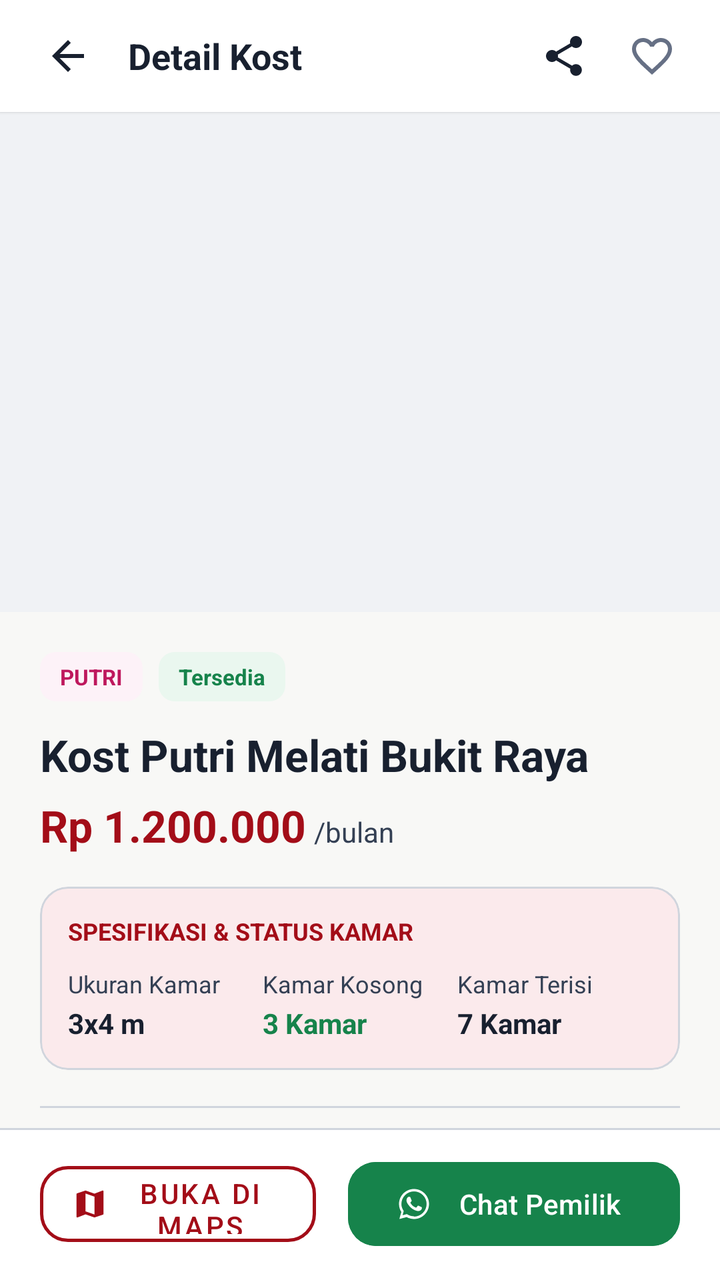
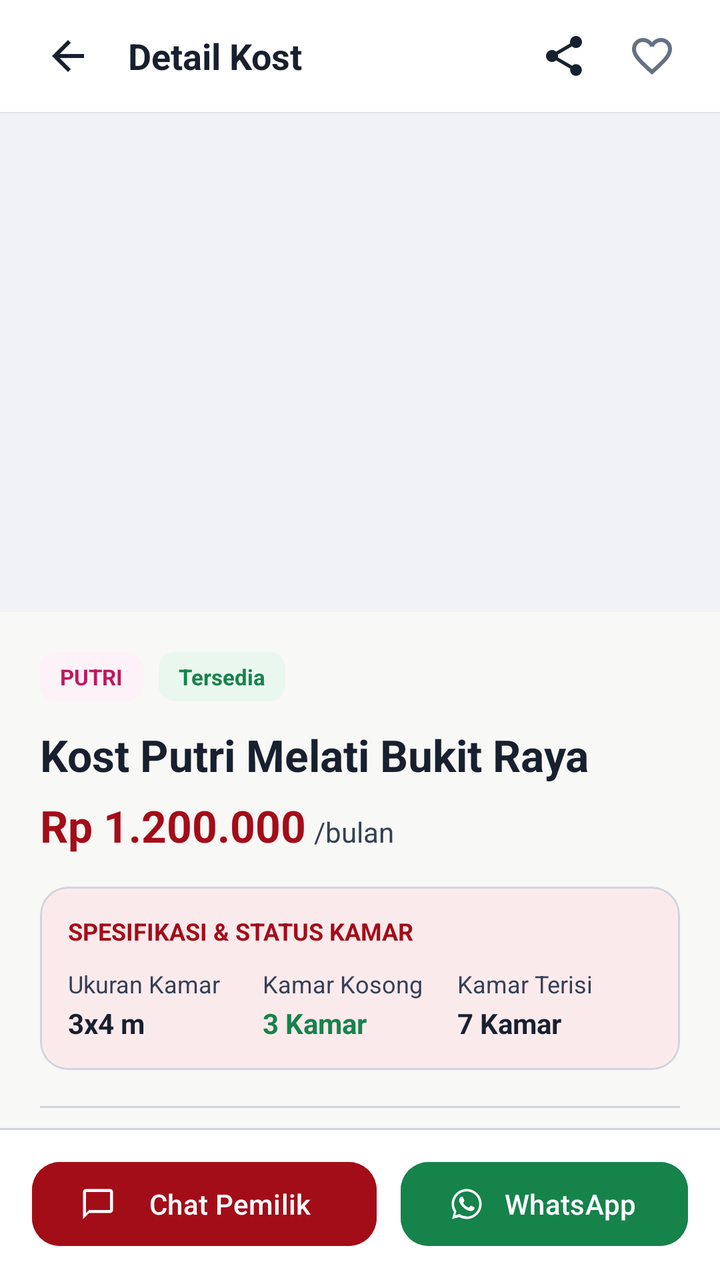

Screens rendered from an Android XML layout before and after an edit, with the pre-edit source and the edit as a unified diff.
<!-- AndroidManifest.xml: application theme Theme.CariKostKita -->
<!-- res/layout/activity_detail_kost.xml -->
<?xml version="1.0" encoding="utf-8"?>
<androidx.constraintlayout.widget.ConstraintLayout xmlns:android="http://schemas.android.com/apk/res/android"
    xmlns:app="http://schemas.android.com/apk/res-auto"
    android:layout_width="match_parent"
    android:layout_height="match_parent"
    android:background="@color/background">

    
    <LinearLayout
        android:id="@+id/toolbar_detail"
        android:layout_width="match_parent"
        android:layout_height="56dp"
        android:background="@color/surface"
        android:elevation="1dp"
        android:gravity="center_vertical"
        android:orientation="horizontal"
        android:paddingHorizontal="12dp"
        app:layout_constraintTop_toTopOf="parent">

        <ImageButton
            android:id="@+id/btn_detail_back"
            android:layout_width="44dp"
            android:layout_height="44dp"
            android:background="?attr/selectableItemBackgroundBorderless"
            android:contentDescription="Kembali"
            android:src="@drawable/ic_arrow_back"
            app:tint="@color/text_primary" />

        <TextView
            android:id="@+id/tv_detail_title_bar"
            android:layout_width="0dp"
            android:layout_height="wrap_content"
            android:layout_marginStart="8dp"
            android:layout_weight="1"
            android:ellipsize="end"
            android:maxLines="1"
            android:text="Detail Kost"
            android:textColor="@color/text_primary"
            android:textSize="18sp"
            android:textStyle="bold" />

        <ImageButton
            android:id="@+id/btn_detail_share"
            android:layout_width="44dp"
            android:layout_height="44dp"
            android:background="?attr/selectableItemBackgroundBorderless"
            android:contentDescription="Bagikan"
            android:src="@drawable/ic_share"
            app:tint="@color/text_primary" />

        <ImageButton
            android:id="@+id/btn_detail_favorite"
            android:layout_width="44dp"
            android:layout_height="44dp"
            android:background="?attr/selectableItemBackgroundBorderless"
            android:contentDescription="Favorit"
            android:src="@drawable/ic_heart_outline" />
    </LinearLayout>

    
    <androidx.core.widget.NestedScrollView
        android:layout_width="0dp"
        android:layout_height="0dp"
        android:fillViewport="true"
        android:overScrollMode="never"
        app:layout_constraintBottom_toTopOf="@+id/bottom_action_bar"
        app:layout_constraintEnd_toEndOf="parent"
        app:layout_constraintStart_toStartOf="parent"
        app:layout_constraintTop_toBottomOf="@+id/toolbar_detail">

        <LinearLayout
            android:layout_width="match_parent"
            android:layout_height="wrap_content"
            android:orientation="vertical"
            android:paddingBottom="24dp">

            
            <FrameLayout
                android:layout_width="match_parent"
                android:layout_height="250dp"
                android:background="#F0F2F5">

                <androidx.viewpager2.widget.ViewPager2
                    android:id="@+id/vp_detail_photos"
                    android:layout_width="match_parent"
                    android:layout_height="match_parent" />

                
                <TextView
                    android:id="@+id/tv_photo_indicator"
                    android:layout_width="wrap_content"
                    android:layout_height="wrap_content"
                    android:layout_gravity="bottom|end"
                    android:layout_margin="16dp"
                    android:background="@drawable/bg_fav_circle"
                    android:paddingHorizontal="12dp"
                    android:paddingVertical="6dp"
                    android:text="1/1 Foto"
                    android:textColor="@color/text_primary"
                    android:textSize="12sp"
                    android:textStyle="bold"
                    android:visibility="gone" />
            </FrameLayout>

            
            <LinearLayout
                android:layout_width="match_parent"
                android:layout_height="wrap_content"
                android:orientation="vertical"
                android:paddingHorizontal="20dp"
                android:paddingTop="20dp">

                
                <LinearLayout
                    android:layout_width="match_parent"
                    android:layout_height="wrap_content"
                    android:gravity="center_vertical"
                    android:orientation="horizontal">

                    <TextView
                        android:id="@+id/tv_detail_tipe"
                        android:layout_width="wrap_content"
                        android:layout_height="wrap_content"
                        android:background="@drawable/bg_badge_putri"
                        android:paddingHorizontal="10dp"
                        android:paddingVertical="5dp"
                        android:text="PUTRI"
                        android:textColor="@color/badge_putri"
                        android:textSize="11sp"
                        android:textStyle="bold" />

                    <TextView
                        android:id="@+id/tv_detail_status"
                        android:layout_width="wrap_content"
                        android:layout_height="wrap_content"
                        android:layout_marginStart="8dp"
                        android:background="@drawable/bg_badge_tersedia"
                        android:paddingHorizontal="10dp"
                        android:paddingVertical="5dp"
                        android:text="Tersedia"
                        android:textColor="@color/status_tersedia"
                        android:textSize="11sp"
                        android:textStyle="bold" />
                </LinearLayout>

                
                <TextView
                    android:id="@+id/tv_detail_name"
                    android:layout_width="match_parent"
                    android:layout_height="wrap_content"
                    android:layout_marginTop="12dp"
                    android:text="Kost Putri Melati Bukit Raya"
                    android:textColor="@color/text_primary"
                    android:textSize="22sp"
                    android:textStyle="bold" />

                
                <LinearLayout
                    android:layout_width="wrap_content"
                    android:layout_height="wrap_content"
                    android:layout_marginTop="6dp"
                    android:baselineAligned="true"
                    android:orientation="horizontal">

                    <TextView
                        android:id="@+id/tv_detail_price"
                        android:layout_width="wrap_content"
                        android:layout_height="wrap_content"
                        android:text="Rp 1.200.000"
                        android:textColor="@color/primary"
                        android:textSize="22sp"
                        android:textStyle="bold" />

                    <TextView
                        android:layout_width="wrap_content"
                        android:layout_height="wrap_content"
                        android:layout_marginStart="4dp"
                        android:text="/bulan"
                        android:textColor="@color/text_secondary"
                        android:textSize="14sp" />
                </LinearLayout>

                
                <com.google.android.material.card.MaterialCardView
                    android:layout_width="match_parent"
                    android:layout_height="wrap_content"
                    android:layout_marginTop="16dp"
                    app:cardBackgroundColor="@color/primary_soft"
                    app:cardCornerRadius="14dp"
                    app:cardElevation="0dp"
                    app:contentPadding="14dp"
                    app:strokeColor="@color/border"
                    app:strokeWidth="1dp">

                    <LinearLayout
                        android:layout_width="match_parent"
                        android:layout_height="wrap_content"
                        android:orientation="vertical">

                        <TextView
                            android:layout_width="wrap_content"
                            android:layout_height="wrap_content"
                            android:text="SPESIFIKASI &amp; STATUS KAMAR"
                            android:textColor="@color/primary"
                            android:textSize="12sp"
                            android:textStyle="bold" />

                        <LinearLayout
                            android:layout_width="match_parent"
                            android:layout_height="wrap_content"
                            android:layout_marginTop="10dp"
                            android:orientation="horizontal">

                            
                            <LinearLayout
                                android:layout_width="0dp"
                                android:layout_height="wrap_content"
                                android:layout_weight="1"
                                android:orientation="vertical">

                                <TextView
                                    android:layout_width="wrap_content"
                                    android:layout_height="wrap_content"
                                    android:text="Ukuran Kamar"
                                    android:textColor="@color/text_secondary"
                                    android:textSize="12sp" />

                                <TextView
                                    android:id="@+id/tv_detail_ukuran_kamar"
                                    android:layout_width="wrap_content"
                                    android:layout_height="wrap_content"
                                    android:layout_marginTop="2dp"
                                    android:text="3x4 m"
                                    android:textColor="@color/text_primary"
                                    android:textSize="14sp"
                                    android:textStyle="bold" />
                            </LinearLayout>

                            
                            <LinearLayout
                                android:layout_width="0dp"
                                android:layout_height="wrap_content"
                                android:layout_weight="1"
                                android:orientation="vertical">

                                <TextView
                                    android:layout_width="wrap_content"
                                    android:layout_height="wrap_content"
                                    android:text="Kamar Kosong"
                                    android:textColor="@color/text_secondary"
                                    android:textSize="12sp" />

                                <TextView
                                    android:id="@+id/tv_detail_kamar_tersedia"
                                    android:layout_width="wrap_content"
                                    android:layout_height="wrap_content"
                                    android:layout_marginTop="2dp"
                                    android:text="3 Kamar"
                                    android:textColor="@color/status_tersedia"
                                    android:textSize="14sp"
                                    android:textStyle="bold" />
                            </LinearLayout>

                            
                            <LinearLayout
                                android:layout_width="0dp"
                                android:layout_height="wrap_content"
                                android:layout_weight="1"
                                android:orientation="vertical">

                                <TextView
                                    android:layout_width="wrap_content"
                                    android:layout_height="wrap_content"
                                    android:text="Kamar Terisi"
                                    android:textColor="@color/text_secondary"
                                    android:textSize="12sp" />

                                <TextView
                                    android:id="@+id/tv_detail_kamar_terisi"
                                    android:layout_width="wrap_content"
                                    android:layout_height="wrap_content"
                                    android:layout_marginTop="2dp"
                                    android:text="7 Kamar"
                                    android:textColor="@color/text_primary"
                                    android:textSize="14sp"
                                    android:textStyle="bold" />
                            </LinearLayout>
                        </LinearLayout>
                    </LinearLayout>
                </com.google.android.material.card.MaterialCardView>

                <View
                    android:layout_width="match_parent"
                    android:layout_height="1dp"
                    android:layout_marginVertical="18dp"
                    android:background="@color/border" />

                
                <TextView
                    android:layout_width="wrap_content"
                    android:layout_height="wrap_content"
                    android:text="Lokasi &amp; Alamat"
                    android:textColor="@color/text_primary"
                    android:textSize="16sp"
                    android:textStyle="bold" />

                <LinearLayout
                    android:layout_width="match_parent"
                    android:layout_height="wrap_content"
                    android:layout_marginTop="8dp"
                    android:orientation="horizontal">

                    <ImageView
                        android:layout_width="18dp"
                        android:layout_height="18dp"
                        android:layout_marginTop="2dp"
                        android:contentDescription="Location"
                        android:src="@drawable/ic_location_pin"
                        app:tint="@color/text_secondary" />

                    <TextView
                        android:id="@+id/tv_detail_address"
                        android:layout_width="0dp"
                        android:layout_height="wrap_content"
                        android:layout_marginStart="8dp"
                        android:layout_weight="1"
                        android:lineSpacingExtra="3dp"
                        android:text="Jl. Kaharuddin Nasution No. 45, Kel. Simpang Tiga, Kec. Bukit Raya, Pekanbaru"
                        android:textColor="@color/text_secondary"
                        android:textSize="14sp" />
                </LinearLayout>

                <View
                    android:layout_width="match_parent"
                    android:layout_height="1dp"
                    android:layout_marginVertical="18dp"
                    android:background="@color/border" />

                
                <TextView
                    android:layout_width="wrap_content"
                    android:layout_height="wrap_content"
                    android:text="Fasilitas Kost"
                    android:textColor="@color/text_primary"
                    android:textSize="16sp"
                    android:textStyle="bold" />

                <com.google.android.material.chip.ChipGroup
                    android:id="@+id/layout_detail_facilities"
                    android:layout_width="match_parent"
                    android:layout_height="wrap_content"
                    android:layout_marginTop="12dp"
                    app:chipSpacingHorizontal="8dp"
                    app:chipSpacingVertical="8dp" />

                <View
                    android:layout_width="match_parent"
                    android:layout_height="1dp"
                    android:layout_marginVertical="18dp"
                    android:background="@color/border" />

                
                <TextView
                    android:layout_width="wrap_content"
                    android:layout_height="wrap_content"
                    android:text="Deskripsi &amp; Ketentuan"
                    android:textColor="@color/text_primary"
                    android:textSize="16sp"
                    android:textStyle="bold" />

                <TextView
                    android:id="@+id/tv_detail_desc"
                    android:layout_width="match_parent"
                    android:layout_height="wrap_content"
                    android:layout_marginTop="8dp"
                    android:lineSpacingExtra="4dp"
                    android:text="Kost putri nyaman, aman, 5 menit ke Kampus UIR. Lengkap kasur, lemari, WiFi cepat, dan penjaga 24 jam."
                    android:textColor="@color/text_secondary"
                    android:textSize="14sp" />

            </LinearLayout>

        </LinearLayout>
    </androidx.core.widget.NestedScrollView>

    
    <LinearLayout
        android:id="@+id/bottom_action_bar"
        android:layout_width="0dp"
        android:layout_height="76dp"
        android:background="@drawable/bg_bottom_nav"
        android:gravity="center_vertical"
        android:orientation="horizontal"
        android:paddingHorizontal="20dp"
        app:layout_constraintBottom_toBottomOf="parent"
        app:layout_constraintEnd_toEndOf="parent"
        app:layout_constraintStart_toStartOf="parent">

        
        <com.google.android.material.button.MaterialButton
            android:id="@+id/btn_action_maps"
            style="@style/Widget.MaterialComponents.Button.OutlinedButton"
            android:layout_width="0dp"
            android:layout_height="50dp"
            android:layout_marginEnd="8dp"
            android:layout_weight="1"
            android:text="Buka di Maps"
            android:textColor="@color/primary"
            android:textSize="14sp"
            app:cornerRadius="14dp"
            app:icon="@drawable/ic_map"
            app:iconTint="@color/primary"
            app:strokeColor="@color/primary"
            app:strokeWidth="1.5dp" />

        
        <com.google.android.material.button.MaterialButton
            android:id="@+id/btn_action_whatsapp"
            android:layout_width="0dp"
            android:layout_height="50dp"
            android:layout_marginStart="8dp"
            android:layout_weight="1.2"
            android:backgroundTint="@color/whatsapp_green"
            android:text="Chat Pemilik"
            android:textColor="@color/on_primary"
            android:textSize="14sp"
            app:cornerRadius="14dp"
            app:icon="@drawable/ic_whatsapp"
            app:iconTint="@color/on_primary" />

    </LinearLayout>

</androidx.constraintlayout.widget.ConstraintLayout>
<!-- resources referenced by this layout -->
<resources>
  <color name="background">#F8F8F6</color>
  <color name="badge_putri">#BE185D</color>
  <color name="border">#D0D5DD</color>
  <color name="on_primary">#FFFFFF</color>
  <color name="primary">#A30D18</color>
  <color name="primary_soft">#FBEAEC</color>
  <color name="status_tersedia">#16834B</color>
  <color name="surface">#FFFFFF</color>
  <color name="text_primary">#18202F</color>
  <color name="text_secondary">#344054</color>
  <color name="whatsapp_green">#16834B</color>
  <!-- drawable bg_badge_putri (drawable) -->
  <?xml version="1.0" encoding="utf-8"?>
  <shape xmlns:android="http://schemas.android.com/apk/res/android"
      android:shape="rectangle">
      <solid android:color="@color/badge_putri_soft" />
      <corners android:radius="8dp" />
  </shape>
  <!-- drawable bg_badge_tersedia (drawable) -->
  <?xml version="1.0" encoding="utf-8"?>
  <shape xmlns:android="http://schemas.android.com/apk/res/android"
      android:shape="rectangle">
      <solid android:color="@color/status_tersedia_soft" />
      <corners android:radius="8dp" />
  </shape>
  <!-- drawable bg_bottom_nav (drawable) -->
  <?xml version="1.0" encoding="utf-8"?>
  <layer-list xmlns:android="http://schemas.android.com/apk/res/android">
      
      <item>
          <shape android:shape="rectangle">
              <solid android:color="@color/border" />
          </shape>
      </item>
      
      <item android:top="1dp">
          <shape android:shape="rectangle">
              <solid android:color="@color/surface" />
          </shape>
      </item>
  </layer-list>
  <!-- drawable bg_fav_circle (drawable) -->
  <?xml version="1.0" encoding="utf-8"?>
  <shape xmlns:android="http://schemas.android.com/apk/res/android"
      android:shape="oval">
      <solid android:color="@color/surface" />
      <stroke
          android:width="1dp"
          android:color="#1A000000" />
  </shape>
  <!-- drawable ic_arrow_back (drawable) -->
  <vector xmlns:android="http://schemas.android.com/apk/res/android"
      android:width="24dp"
      android:height="24dp"
      android:viewportWidth="24"
      android:viewportHeight="24">
    <path
        android:fillColor="@color/text_primary"
        android:pathData="M20,11H7.83l5.59,-5.59L12,4l-8,8 8,8 1.41,-1.41L7.83,13H20v-2z"/>
  </vector>
  <color name="badge_putri_soft">#FDF2F8</color>
  <color name="status_tersedia_soft">#EAF7EF</color>
  <color name="text_muted">#667085</color>
  <color name="primary_dark">#7A0C12</color>
  <!-- unchanged entries left out for length: 6 -->
</resources>

<!-- the commit's change to res/layout/activity_detail_kost.xml (unified diff, before → after) -->
@@ -330,6 +330,109 @@
                         android:textSize="14sp" />
                 </LinearLayout>
 
+                
+                <LinearLayout
+                    android:id="@+id/layout_detail_patokan"
+                    android:layout_width="match_parent"
+                    android:layout_height="wrap_content"
+                    android:layout_marginTop="6dp"
+                    android:orientation="horizontal"
+                    android:visibility="gone">
+
+                    <ImageView
+                        android:layout_width="18dp"
+                        android:layout_height="18dp"
+                        android:layout_marginTop="2dp"
+                        android:contentDescription="Patokan"
+                        android:src="@drawable/ic_info"
+                        app:tint="@color/primary" />
+
+                    <TextView
+                        android:id="@+id/tv_detail_patokan"
+                        android:layout_width="0dp"
+                        android:layout_height="wrap_content"
+                        android:layout_marginStart="8dp"
+                        android:layout_weight="1"
+                        android:text="Patokan: Depan Masjid Nurul Huda, pagar hijau"
+                        android:textColor="@color/text_secondary"
+                        android:textSize="13sp" />
+                </LinearLayout>
+
+                
+                <com.google.android.material.card.MaterialCardView
+                    android:id="@+id/card_detail_map_preview"
+                    android:layout_width="match_parent"
+                    android:layout_height="wrap_content"
+                    android:layout_marginTop="12dp"
+                    app:cardBackgroundColor="@color/surface"
+                    app:cardCornerRadius="14dp"
+                    app:cardElevation="0dp"
+                    app:strokeColor="@color/border_subtle"
+                    app:strokeWidth="1dp">
+
+                    <LinearLayout
+                        android:layout_width="match_parent"
+                        android:layout_height="wrap_content"
+                        android:orientation="vertical"
+                        android:padding="14dp">
+
+                        <LinearLayout
+                            android:layout_width="match_parent"
+                            android:layout_height="wrap_content"
+                            android:gravity="center_vertical"
+                            android:orientation="horizontal">
+
+                            <ImageView
+                                android:layout_width="28dp"
+                                android:layout_height="28dp"
+                                android:background="@drawable/bg_fav_circle"
+                                android:padding="5dp"
+                                android:src="@drawable/ic_map"
+                                app:tint="@color/primary" />
+
+                            <LinearLayout
+                                android:layout_width="0dp"
+                                android:layout_height="wrap_content"
+                                android:layout_marginStart="10dp"
+                                android:layout_weight="1"
+                                android:orientation="vertical">
+
+                                <TextView
+                                    android:layout_width="wrap_content"
+                                    android:layout_height="wrap_content"
+                                    android:text="Peta Lokasi &amp; Titik GPS"
+                                    android:textColor="@color/text_primary"
+                                    android:textSize="13sp"
+                                    android:textStyle="bold" />
+
+                                <TextView
+                                    android:id="@+id/tv_detail_coordinates"
+                                    android:layout_width="wrap_content"
+                                    android:layout_height="wrap_content"
+                                    android:layout_marginTop="2dp"
+                                    android:text="Koordinat: 0.463280, 101.450123"
+                                    android:textColor="@color/text_muted"
+                                    android:textSize="11sp" />
+                            </LinearLayout>
+                        </LinearLayout>
+
+                        <com.google.android.material.button.MaterialButton
+                            android:id="@+id/btn_detail_open_map"
+                            style="@style/Widget.MaterialComponents.Button.OutlinedButton"
+                            android:layout_width="match_parent"
+                            android:layout_height="44dp"
+                            android:layout_marginTop="12dp"
+                            android:text="Buka di Google Maps"
+                            android:textColor="@color/primary"
+                            android:textSize="13sp"
+                            app:cornerRadius="10dp"
+                            app:icon="@drawable/ic_map"
+                            app:iconTint="@color/primary"
+                            app:strokeColor="@color/primary"
+                            app:strokeWidth="1dp" />
+                    </LinearLayout>
+                </com.google.android.material.card.MaterialCardView>
+
                 <View
                     android:layout_width="match_parent"
                     android:layout_height="1dp"
@@ -377,6 +480,76 @@
                     android:text="Kost putri nyaman, aman, 5 menit ke Kampus UIR. Lengkap kasur, lemari, WiFi cepat, dan penjaga 24 jam."
                     android:textColor="@color/text_secondary"
                     android:textSize="14sp" />
+
+                <View
+                    android:layout_width="match_parent"
+                    android:layout_height="1dp"
+                    android:layout_marginVertical="18dp"
+                    android:background="@color/border" />
+
+                
+                <com.google.android.material.card.MaterialCardView
+                    android:id="@+id/card_detail_report"
+                    android:layout_width="match_parent"
+                    android:layout_height="wrap_content"
+                    android:layout_marginBottom="16dp"
+                    app:cardBackgroundColor="#FFF8F6"
+                    app:cardCornerRadius="14dp"
+                    app:cardElevation="0dp"
+                    app:strokeColor="#FFD8D0"
+                    app:strokeWidth="1dp">
+
+                    <LinearLayout
+                        android:layout_width="match_parent"
+                        android:layout_height="wrap_content"
+                        android:gravity="center_vertical"
+                        android:orientation="horizontal"
+                        android:padding="14dp">
+
+                        <ImageView
+                            android:layout_width="28dp"
+                            android:layout_height="28dp"
+                            android:src="@drawable/ic_warning"
+                            app:tint="@color/status_penuh" />
+
+                        <LinearLayout
+                            android:layout_width="0dp"
+                            android:layout_height="wrap_content"
+                            android:layout_marginStart="12dp"
+                            android:layout_weight="1"
+                            android:orientation="vertical">
+
+                            <TextView
+                                android:layout_width="wrap_content"
+                                android:layout_height="wrap_content"
+                                android:text="Temukan Data Tidak Sesuai?"
+                                android:textColor="@color/text_primary"
+                                android:textSize="13sp"
+                                android:textStyle="bold" />
+
+                            <TextView
+                                android:layout_width="wrap_content"
+                                android:layout_height="wrap_content"
+                                android:layout_marginTop="2dp"
+                                android:text="Laporkan jika harga, foto, atau lokasi berbeda dari kenyataan."
+                                android:textColor="@color/text_secondary"
+                                android:textSize="11sp" />
+                        </LinearLayout>
+
+                        <com.google.android.material.button.MaterialButton
+                            android:id="@+id/btn_detail_report"
+                            style="@style/Widget.MaterialComponents.Button.OutlinedButton"
+                            android:layout_width="wrap_content"
+                            android:layout_height="36dp"
+                            android:layout_marginStart="8dp"
+                            android:paddingHorizontal="12dp"
+                            android:text="Laporkan"
+                            android:textColor="@color/status_penuh"
+                            android:textSize="12sp"
+                            app:cornerRadius="8dp"
+                            app:strokeColor="@color/status_penuh" />
+                    </LinearLayout>
+                </com.google.android.material.card.MaterialCardView>
 
             </LinearLayout>
 
@@ -391,37 +564,35 @@
         android:background="@drawable/bg_bottom_nav"
         android:gravity="center_vertical"
         android:orientation="horizontal"
-        android:paddingHorizontal="20dp"
+        android:paddingHorizontal="16dp"
         app:layout_constraintBottom_toBottomOf="parent"
         app:layout_constraintEnd_toEndOf="parent"
         app:layout_constraintStart_toStartOf="parent">
 
         
         <com.google.android.material.button.MaterialButton
-            android:id="@+id/btn_action_maps"
-            style="@style/Widget.MaterialComponents.Button.OutlinedButton"
+            android:id="@+id/btn_action_chat"
             android:layout_width="0dp"
             android:layout_height="50dp"
-            android:layout_marginEnd="8dp"
-            android:layout_weight="1"
-            android:text="Buka di Maps"
-            android:textColor="@color/primary"
+            android:layout_marginEnd="6dp"
+            android:layout_weight="1.2"
+            android:backgroundTint="@color/primary"
+            android:text="Chat Pemilik"
+            android:textColor="@color/on_primary"
             android:textSize="14sp"
             app:cornerRadius="14dp"
-            app:icon="@drawable/ic_map"
-            app:iconTint="@color/primary"
-            app:strokeColor="@color/primary"
-            app:strokeWidth="1.5dp" />
+            app:icon="@drawable/ic_nav_chat"
+            app:iconTint="@color/on_primary" />
 
         
         <com.google.android.material.button.MaterialButton
             android:id="@+id/btn_action_whatsapp"
             android:layout_width="0dp"
             android:layout_height="50dp"
-            android:layout_marginStart="8dp"
-            android:layout_weight="1.2"
+            android:layout_marginStart="6dp"
+            android:layout_weight="1"
             android:backgroundTint="@color/whatsapp_green"
-            android:text="Chat Pemilik"
+            android:text="WhatsApp"
             android:textColor="@color/on_primary"
             android:textSize="14sp"
             app:cornerRadius="14dp"
<!-- resource entries referenced after the edit -->
@@ -3,9 +3,11 @@
   <color name="background">#F8F8F6</color>
   <color name="badge_putri">#BE185D</color>
   <color name="border">#D0D5DD</color>
+  <color name="border_subtle">#E6E8EC</color>
   <color name="on_primary">#FFFFFF</color>
   <color name="primary">#A30D18</color>
   <color name="primary_soft">#FBEAEC</color>
+  <color name="status_penuh">#C62828</color>
   <color name="status_tersedia">#16834B</color>
   <color name="surface">#FFFFFF</color>
   <color name="text_primary">#18202F</color>
@@ -60,6 +62,36 @@
         android:fillColor="@color/text_primary"
         android:pathData="M20,11H7.83l5.59,-5.59L12,4l-8,8 8,8 1.41,-1.41L7.83,13H20v-2z"/>
   </vector>
+  <!-- drawable ic_info (drawable) -->
+  <vector xmlns:android="http://schemas.android.com/apk/res/android"
+      android:width="24dp"
+      android:height="24dp"
+      android:viewportWidth="24"
+      android:viewportHeight="24">
+      <path
+          android:fillColor="#A30D18"
+          android:pathData="M12,2C6.48,2 2,6.48 2,12s4.48,10 10,10 10,-4.48 10,-10S17.52,2 12,2zM13,17h-2v-6h2v6zM13,9h-2L11,7h2v2z"/>
+  </vector>
+  <!-- drawable ic_nav_chat (drawable) -->
+  <vector xmlns:android="http://schemas.android.com/apk/res/android"
+      android:width="24dp"
+      android:height="24dp"
+      android:viewportWidth="24"
+      android:viewportHeight="24">
+      <path
+          android:fillColor="#64748B"
+          android:pathData="M20,2H4C2.9,2 2,2.9 2,4v18l4,-4h14c1.1,0 2,-0.9 2,-2V4C22,2.9 21.1,2 20,2zM20,16H6l-2,2V4h16V16z"/>
+  </vector>
+  <!-- drawable ic_warning (drawable) -->
+  <vector xmlns:android="http://schemas.android.com/apk/res/android"
+      android:width="24dp"
+      android:height="24dp"
+      android:viewportWidth="24"
+      android:viewportHeight="24">
+      <path
+          android:fillColor="#D97706"
+          android:pathData="M1,21h22L12,2 1,21zM13,18h-2v-2h2v2zM13,14h-2v-4h2v4z"/>
+  </vector>
   <color name="badge_putri_soft">#FDF2F8</color>
   <color name="status_tersedia_soft">#EAF7EF</color>
   <color name="text_muted">#667085</color>
